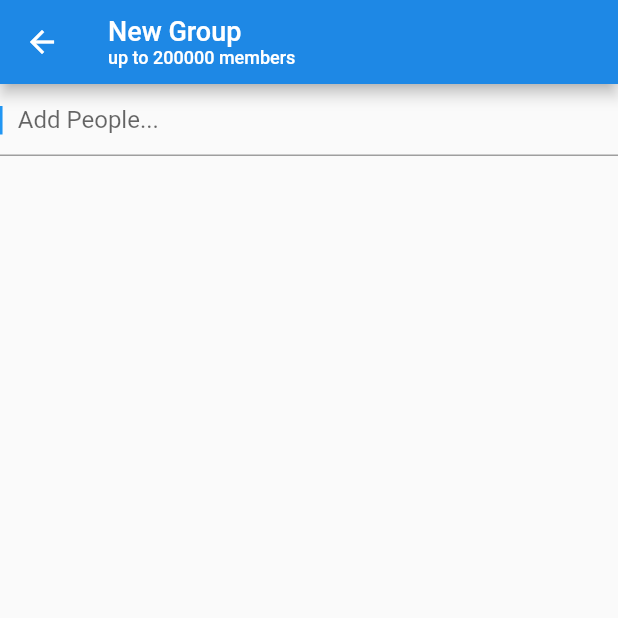
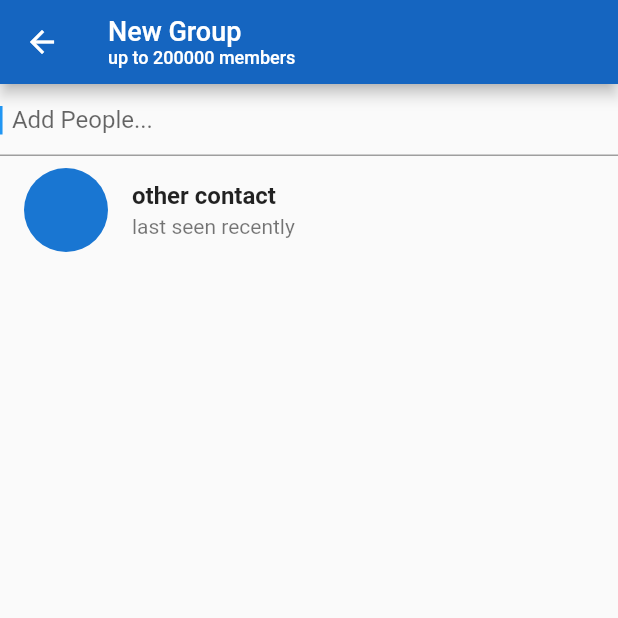
Before and after one commit to KimMontenegro/TelegramClone, a Flutter app: the screen it shows after launch, in the side drawer, after a tap on "New Group", on a phone screen of 412 x 824 dp, the top half of it. Run offline on Flutter 3.47's test engine with Material 2 defaults, Android fonts, the phone set to English and light mode, and no system bars.

Commit message:
fixed new group and added more message

```diff
--- a/lib/homescreen.dart
+++ b/lib/homescreen.dart
@@ -21,17 +21,68 @@ class _HomeScreenState extends State<HomeScreen> {
         ],
       ),
       drawer: DrawerScreen(),
-      body: ListTile(
+      body: Column(
+        children: [
+          ListTile(
             leading: CircleAvatar(
               radius: 28,
-          // backgroundImage: NetworkImage(items[i].profile),
             ),
             title: Text(
-          'message 1',
+              'Group 1',
               style: TextStyle(fontWeight: FontWeight.bold),
             ),
-        subtitle: Text('Hi!!'),
-        trailing: Text('10:39'),
+            subtitle: Text('Rei: Hi!!'),
+            trailing: Text('10:39 AM'),
+          ),
+          Divider(),
+          ListTile(
+            leading: CircleAvatar(
+              radius: 28,
+            ),
+            title: Text(
+              'Name 1',
+              style: TextStyle(fontWeight: FontWeight.bold),
+            ),
+            subtitle: Text('Ta AU'),
+            trailing: Text('1:59 AM'),
+          ),
+          Divider(),
+          ListTile(
+            leading: CircleAvatar(
+              radius: 28,
+            ),
+            title: Text(
+              'Name 2',
+              style: TextStyle(fontWeight: FontWeight.bold),
+            ),
+            subtitle: Text('Tara ML'),
+            trailing: Text('Sep 03'),
+          ),
+          Divider(),
+          ListTile(
+            leading: CircleAvatar(
+              radius: 28,
+            ),
+            title: Text(
+              'Name 3',
+              style: TextStyle(fontWeight: FontWeight.bold),
+            ),
+            subtitle: Text('Ta Fall Guys'),
+            trailing: Text('Jun 15'),
+          ),
+          Divider(),
+          ListTile(
+            leading: CircleAvatar(
+              radius: 28,
+            ),
+            title: Text(
+              'Name 4',
+              style: TextStyle(fontWeight: FontWeight.bold),
+            ),
+            subtitle: Text('How are you?'),
+            trailing: Text('May 22'),
+          ),
+        ],
       ),
       floatingActionButton: FloatingActionButton(
           child: Icon(
--- a/lib/main.dart
+++ b/lib/main.dart
@@ -10,7 +10,7 @@ class MyApp extends StatelessWidget {
     return MaterialApp(
       title: 'Telegram',
       theme: ThemeData(
-      primaryColor: Colors.blue[600],
+      primaryColor: Colors.blue[800],
       //accentColor: Color(0xFFe7ebf0),
         backgroundColor: Colors.white
       ),
--- a/lib/newgroup.dart
+++ b/lib/newgroup.dart
@@ -25,15 +25,32 @@ class _NewGroupState extends State<NewGroup> {
           ],
         ),
       ),
-        body: TextField(
+      body: Column(
+        children: [
+          TextField(
             decoration: InputDecoration(
-            hintText: "   Add People...",
+              hintText: "  Add People...",
               labelStyle: TextStyle(color: Colors.grey),
               focusedBorder: UnderlineInputBorder(
                 borderSide: BorderSide(color: Colors.grey),
               ),
             ),
             autofocus: true,
-        ));
+          ),
+          Container(
+            child: ListTile(
+              leading: CircleAvatar(
+                radius: 28,
+              ),
+              title: Text(
+                'other contact',
+                style: TextStyle(fontWeight: FontWeight.bold),
+              ),
+              subtitle: Text('last seen recently'),
+            ),
+          ),
+        ],
+      ),
+    );
   }
 }
--- a/pubspec.yaml
+++ b/pubspec.yaml
@@ -28,6 +28,7 @@ dependencies:
   # The following adds the Cupertino Icons font to your application.
   # Use with the CupertinoIcons class for iOS style icons.
   cupertino_icons: ^0.1.3
+  material_design_icons_flutter: 4.0.5555
 
 dev_dependencies:
   flutter_test:
```
Also changed, not shown: pubspec.lock. Lines whose indentation alone changed are shown as unchanged.
